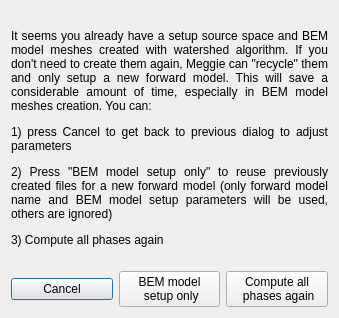
Qt form meggie_batch/ui/qt4Designer_ui_files/forwardModelSkipDialog.ui (cibr-jyu/meggie) before a commit.
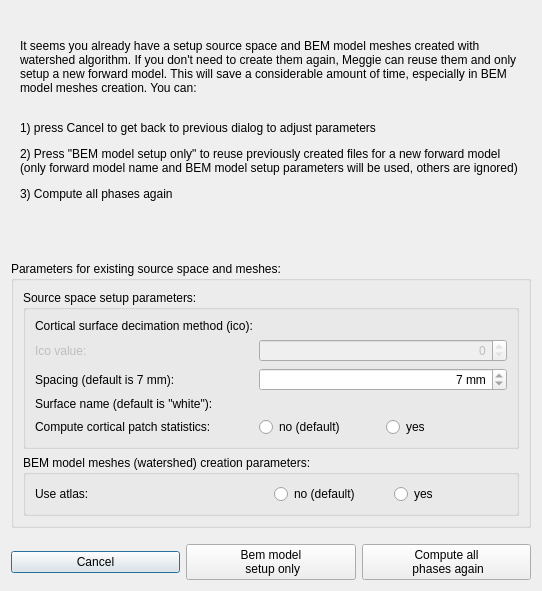
The same form after that commit.

Commit message: Ui tuning and a proper dialog for skipping phases in forward model creation

Diff of the .ui file:
```diff
--- a/meggie_batch/ui/qt4Designer_ui_files/forwardModelSkipDialog.ui
+++ b/meggie_batch/ui/qt4Designer_ui_files/forwardModelSkipDialog.ui
@@ -6,55 +6,312 @@
    <rect>
     <x>0</x>
     <y>0</y>
-    <width>339</width>
-    <height>318</height>
+    <width>542</width>
+    <height>591</height>
    </rect>
   </property>
   <property name="windowTitle">
    <string>Reuse existing files?</string>
   </property>
-  <layout class="QGridLayout" name="gridLayout">
-   <item row="0" column="0">
-    <layout class="QVBoxLayout" name="verticalLayout">
+  <layout class="QFormLayout" name="formLayout">
+   <item row="1" column="0">
+    <spacer name="verticalSpacer_2">
+     <property name="orientation">
+      <enum>Qt::Vertical</enum>
+     </property>
+     <property name="sizeType">
+      <enum>QSizePolicy::MinimumExpanding</enum>
+     </property>
+     <property name="sizeHint" stdset="0">
+      <size>
+       <width>20</width>
+       <height>20</height>
+      </size>
+     </property>
+    </spacer>
+   </item>
+   <item row="3" column="0">
+    <spacer name="verticalSpacer">
+     <property name="orientation">
+      <enum>Qt::Vertical</enum>
+     </property>
+     <property name="sizeHint" stdset="0">
+      <size>
+       <width>20</width>
+       <height>40</height>
+      </size>
+     </property>
+    </spacer>
+   </item>
+   <item row="0" column="0" colspan="2">
+    <widget class="QFrame" name="frame">
+     <property name="minimumSize">
+      <size>
+       <width>200</width>
+       <height>200</height>
+      </size>
+     </property>
+     <property name="frameShape">
+      <enum>QFrame::NoFrame</enum>
+     </property>
+     <property name="frameShadow">
+      <enum>QFrame::Raised</enum>
+     </property>
+     <layout class="QGridLayout" name="gridLayout_4">
+      <item row="0" column="0">
+       <widget class="QLabel" name="labelQuestion">
+        <property name="minimumSize">
+         <size>
+          <width>200</width>
+          <height>200</height>
+         </size>
+        </property>
+        <property name="text">
+         <string>&lt;html&gt;&lt;head/&gt;&lt;body&gt;&lt;p&gt;It seems you already have a setup source space and BEM model meshes created with watershed algorithm. If you don't need to create them again, Meggie can reuse them and only setup a new forward model. This will save a considerable amount of time, especially in BEM model meshes creation. You can:&lt;br/&gt;&lt;/p&gt;&lt;p&gt;1) press Cancel to get back to previous dialog to adjust parameters&lt;/p&gt;&lt;p&gt;2) Press &amp;quot;BEM model setup only&amp;quot; to reuse previously created files for a new forward model (only forward model name and BEM model setup parameters will be used, others are ignored)&lt;/p&gt;&lt;p&gt;3) Compute all phases again&lt;/p&gt;&lt;/body&gt;&lt;/html&gt;</string>
+        </property>
+        <property name="wordWrap">
+         <bool>true</bool>
+        </property>
+       </widget>
+      </item>
+     </layout>
+    </widget>
+   </item>
+   <item row="2" column="0" colspan="2">
+    <widget class="QGroupBox" name="groupBox">
+     <property name="sizePolicy">
+      <sizepolicy hsizetype="Preferred" vsizetype="Fixed">
+       <horstretch>0</horstretch>
+       <verstretch>0</verstretch>
+      </sizepolicy>
+     </property>
+     <property name="title">
+      <string>Parameters for existing source space and meshes:</string>
+     </property>
+     <layout class="QGridLayout" name="gridLayout">
+      <item row="0" column="0">
+       <widget class="QGroupBox" name="groupBoxSourceSpaceSetup">
+        <property name="sizePolicy">
+         <sizepolicy hsizetype="Preferred" vsizetype="Fixed">
+          <horstretch>0</horstretch>
+          <verstretch>0</verstretch>
+         </sizepolicy>
+        </property>
+        <property name="minimumSize">
+         <size>
+          <width>0</width>
+          <height>0</height>
+         </size>
+        </property>
+        <property name="title">
+         <string>Source space setup parameters:</string>
+        </property>
+        <layout class="QGridLayout" name="gridLayout_3">
+         <item row="1" column="1" colspan="2">
+          <widget class="QSpinBox" name="spinBoxSurfaceDecimValue">
+           <property name="enabled">
+            <bool>false</bool>
+           </property>
+           <property name="minimumSize">
+            <size>
+             <width>0</width>
+             <height>0</height>
+            </size>
+           </property>
+           <property name="alignment">
+            <set>Qt::AlignRight|Qt::AlignTrailing|Qt::AlignVCenter</set>
+           </property>
+           <property name="readOnly">
+            <bool>true</bool>
+           </property>
+          </widget>
+         </item>
+         <item row="0" column="0">
+          <widget class="QLabel" name="labelIco">
+           <property name="text">
+            <string>Cortical surface decimation method (ico):</string>
+           </property>
+           <property name="buddy">
+            <cstring></cstring>
+           </property>
+          </widget>
+         </item>
+         <item row="1" column="0">
+          <widget class="QLabel" name="labelIcoValue">
+           <property name="enabled">
+            <bool>false</bool>
+           </property>
+           <property name="text">
+            <string>Ico value:</string>
+           </property>
+          </widget>
+         </item>
+         <item row="2" column="1" colspan="2">
+          <widget class="QSpinBox" name="spinBoxSpacing">
+           <property name="minimumSize">
+            <size>
+             <width>0</width>
+             <height>0</height>
+            </size>
+           </property>
+           <property name="alignment">
+            <set>Qt::AlignRight|Qt::AlignTrailing|Qt::AlignVCenter</set>
+           </property>
+           <property name="readOnly">
+            <bool>true</bool>
+           </property>
+           <property name="suffix">
+            <string> mm</string>
+           </property>
+           <property name="value">
+            <number>7</number>
+           </property>
+          </widget>
+         </item>
+         <item row="6" column="0">
+          <widget class="QLabel" name="labelCPS">
+           <property name="text">
+            <string>Compute cortical patch statistics:</string>
+           </property>
+          </widget>
+         </item>
+         <item row="6" column="1" colspan="2">
+          <layout class="QHBoxLayout" name="horizontalLayout_3">
+           <item>
+            <widget class="QRadioButton" name="radioButtonPatchStatNo">
+             <property name="text">
+              <string>no (default)</string>
+             </property>
+             <property name="checkable">
+              <bool>false</bool>
+             </property>
+             <property name="checked">
+              <bool>false</bool>
+             </property>
+            </widget>
+           </item>
+           <item>
+            <widget class="QRadioButton" name="radioButtonPatchStatYes">
+             <property name="text">
+              <string>yes</string>
+             </property>
+             <property name="checkable">
+              <bool>false</bool>
+             </property>
+            </widget>
+           </item>
+          </layout>
+         </item>
+         <item row="2" column="0">
+          <widget class="QLabel" name="labelSpacing">
+           <property name="text">
+            <string>Spacing (default is 7 mm):</string>
+           </property>
+           <property name="buddy">
+            <cstring>spinBoxSpacing</cstring>
+           </property>
+          </widget>
+         </item>
+         <item row="4" column="0">
+          <widget class="QLabel" name="labelSurface">
+           <property name="text">
+            <string>Surface name (default is &quot;white&quot;):</string>
+           </property>
+          </widget>
+         </item>
+         <item row="0" column="1" colspan="2">
+          <widget class="QLabel" name="labelDecimMethod">
+           <property name="text">
+            <string/>
+           </property>
+          </widget>
+         </item>
+         <item row="4" column="1" colspan="2">
+          <widget class="QLabel" name="labelSurfaceName">
+           <property name="text">
+            <string/>
+           </property>
+          </widget>
+         </item>
+        </layout>
+       </widget>
+      </item>
+      <item row="1" column="0">
+       <widget class="QGroupBox" name="groupBoxBemModelMeshes">
+        <property name="sizePolicy">
+         <sizepolicy hsizetype="Preferred" vsizetype="Fixed">
+          <horstretch>0</horstretch>
+          <verstretch>0</verstretch>
+         </sizepolicy>
+        </property>
+        <property name="title">
+         <string>BEM model meshes (watershed) creation parameters:</string>
+        </property>
+        <layout class="QGridLayout" name="gridLayout_2">
+         <item row="0" column="0">
+          <widget class="QLabel" name="labelAtlas">
+           <property name="text">
+            <string>Use atlas:</string>
+           </property>
+          </widget>
+         </item>
+         <item row="0" column="1">
+          <layout class="QHBoxLayout" name="horizontalLayout_5">
+           <item>
+            <widget class="QRadioButton" name="radioButtonAtlasNo">
+             <property name="text">
+              <string>no (default)</string>
+             </property>
+             <property name="checkable">
+              <bool>false</bool>
+             </property>
+             <property name="checked">
+              <bool>false</bool>
+             </property>
+            </widget>
+           </item>
+           <item>
+            <widget class="QRadioButton" name="radioButtonAtlasYes">
+             <property name="text">
+              <string>yes</string>
+             </property>
+             <property name="checkable">
+              <bool>false</bool>
+             </property>
+            </widget>
+           </item>
+          </layout>
+         </item>
+        </layout>
+       </widget>
+      </item>
+     </layout>
+    </widget>
+   </item>
+   <item row="4" column="0" colspan="2">
+    <layout class="QHBoxLayout" name="horizontalLayout">
      <item>
-      <widget class="QLabel" name="label">
+      <widget class="QPushButton" name="pushButtonCancel">
        <property name="text">
-        <string>&lt;html&gt;&lt;head/&gt;&lt;body&gt;&lt;p align=&quot;justify&quot;&gt;It seems you already have a setup source space and BEM model meshes created with watershed algorithm. If you don't need to create them again, Meggie can &amp;quot;recycle&amp;quot; them and only setup a new forward model. This will save a considerable amount of time, especially in BEM model meshes creation. You can: &lt;/p&gt;&lt;p align=&quot;justify&quot;&gt;1) press Cancel to get back to previous dialog to adjust parameters &lt;/p&gt;&lt;p align=&quot;justify&quot;&gt;2) Press &amp;quot;BEM model setup only&amp;quot; to reuse previously created files for a new forward model (only forward model name and BEM model setup parameters will be used, others are ignored) &lt;/p&gt;&lt;p align=&quot;justify&quot;&gt;3) Compute all phases again&lt;/p&gt;&lt;/body&gt;&lt;/html&gt;</string>
-       </property>
-       <property name="alignment">
-        <set>Qt::AlignCenter</set>
-       </property>
-       <property name="wordWrap">
-        <bool>true</bool>
+        <string>Cancel</string>
        </property>
       </widget>
      </item>
      <item>
-      <layout class="QHBoxLayout" name="horizontalLayout">
-       <item>
-        <widget class="QPushButton" name="pushButtonCancel">
-         <property name="text">
-          <string>Cancel</string>
-         </property>
-        </widget>
-       </item>
-       <item>
-        <widget class="QPushButton" name="pushButtonSkip">
-         <property name="text">
-          <string>BEM model 
+      <widget class="QPushButton" name="pushButtonBemOnly">
+       <property name="text">
+        <string>Bem model 
  setup only</string>
-         </property>
-        </widget>
-       </item>
-       <item>
-        <widget class="QPushButton" name="pushButtonComputeAll">
-         <property name="text">
-          <string>Compute all 
+       </property>
+      </widget>
+     </item>
+     <item>
+      <widget class="QPushButton" name="pushButtonComputeAll">
+       <property name="text">
+        <string>Compute all 
  phases again</string>
-         </property>
-        </widget>
-       </item>
-      </layout>
+       </property>
+      </widget>
      </item>
     </layout>
    </item>
```
Left out of the diff: 4 changed lines with no effect on the pictures. The commit also changes 12 other files.
